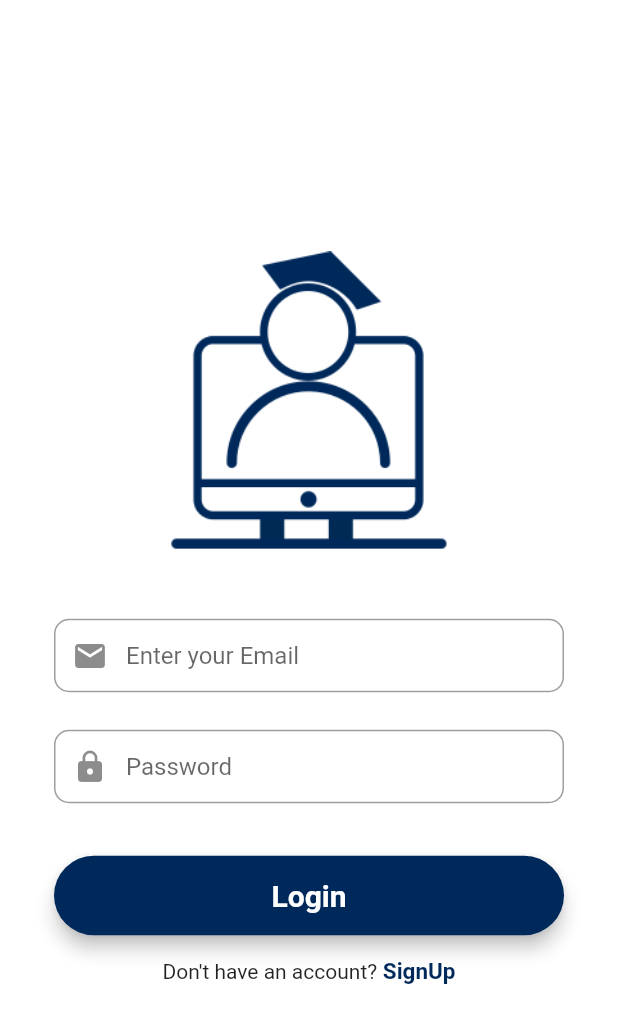
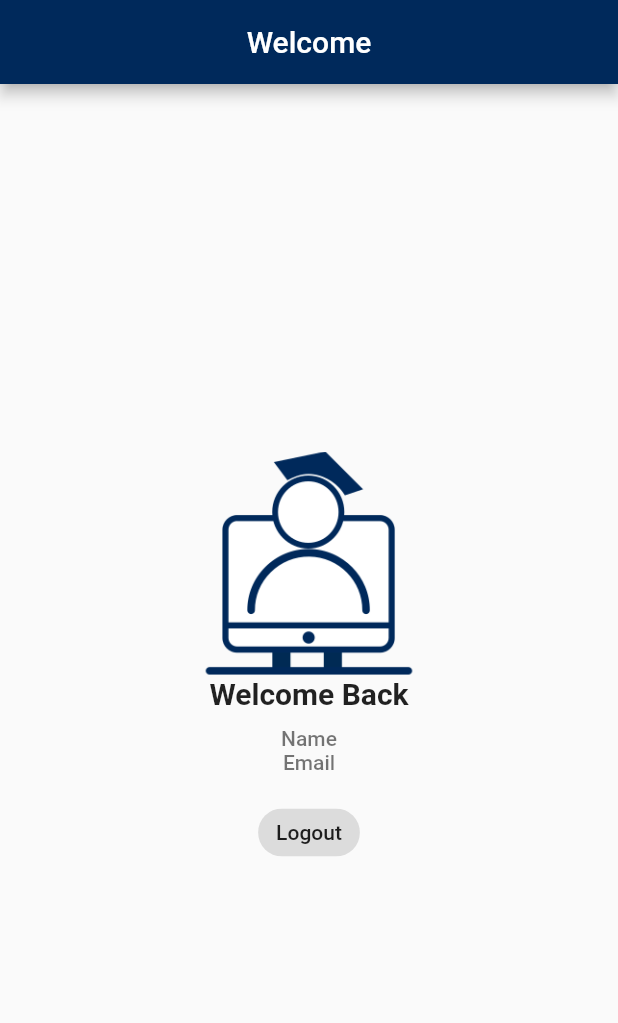
Before and after one commit to DO-DDY/graduationproject-implementation, a Flutter app: the screen it shows after launch, after a tap on "Login", on a phone screen of 412 x 824 dp. Shown: the top 1023 px of the screen. Run offline on Flutter 3.47's test engine with Material 2 defaults, Android fonts, the phone set to English and light mode, and no system bars.

Commit message:
build main screen

```diff
--- a/lib/screens/home_screen.dart
+++ b/lib/screens/home_screen.dart
@@ -0,0 +1,63 @@
+import 'package:flutter/material.dart';
+
+class HomeScreen extends StatefulWidget {
+  const HomeScreen({Key? key}) : super(key: key);
+
+  @override
+  _HomeScreenState createState() => _HomeScreenState();
+}
+
+class _HomeScreenState extends State<HomeScreen> {
+  @override
+  Widget build(BuildContext context) {
+    return Scaffold(
+      appBar: AppBar(
+        title: Text("Welcome"),
+        centerTitle: true,
+      ),
+      body: Center(
+        child: Padding(
+          padding: EdgeInsets.all(20),
+          child: Column(
+            mainAxisAlignment: MainAxisAlignment.center,
+            crossAxisAlignment: CrossAxisAlignment.center,
+            children: <Widget>[
+              SizedBox(
+                height: 150,
+                child: Image.asset("assets/logo.png", fit: BoxFit.contain),
+              ),
+              Text(
+                "Welcome Back",
+                style: TextStyle(
+                  fontSize: 20,
+                  fontWeight: FontWeight.bold,
+                ),
+              ),
+              SizedBox(
+                height: 10,
+              ),
+              Text(
+                "Name",
+                style: TextStyle(
+                  color: Colors.black54,
+                  fontWeight: FontWeight.w500,
+                ),
+              ),
+              Text(
+                "Email",
+                style: TextStyle(
+                  color: Colors.black54,
+                  fontWeight: FontWeight.w500,
+                ),
+              ),
+              SizedBox(
+                height: 15,
+              ),
+              ActionChip(label: Text("Logout"), onPressed: () {})
+            ],
+          ),
+        ),
+      ),
+    );
+  }
+}
--- a/lib/screens/login_screen.dart
+++ b/lib/screens/login_screen.dart
@@ -1,4 +1,5 @@
 import 'package:flutter/material.dart';
+import 'package:graduationprojectyarb/screens/home_screen.dart';
 import 'package:graduationprojectyarb/screens/registration_screen.dart';
 import 'config/constant.dart';
 
@@ -67,7 +68,14 @@ class _LoginScreenState extends State<LoginScreen> {
       child: MaterialButton(
         padding: EdgeInsets.fromLTRB(20, 15, 20, 15),
         minWidth: MediaQuery.of(context).size.width,
-        onPressed: () {},
+        onPressed: () {
+          Navigator.pushReplacement(
+            context,
+            MaterialPageRoute(
+              builder: (context) => HomeScreen(),
+            ),
+          );
+        },
         child: Text(
           "Login",
           textAlign: TextAlign.center,
```
